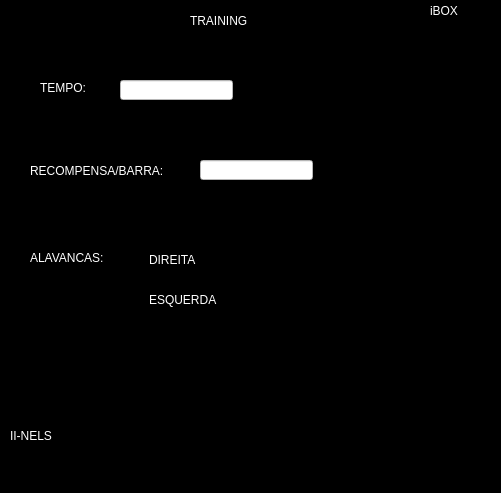
The window that interface PyQT/training.ui (iinels-pes-001/caixa-comportamental-ramon) describes before a commit, drawn with Qt 5.
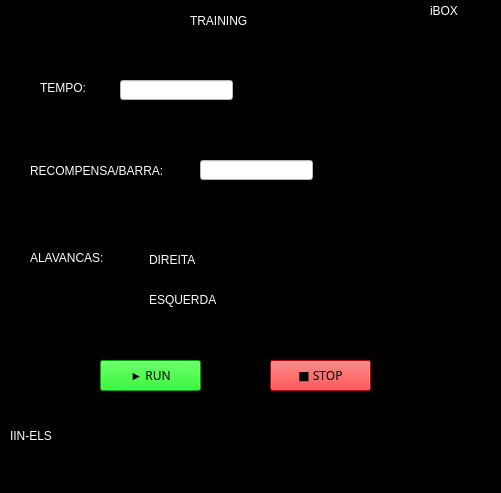
The same window after the commit.

What changed in the file:
```diff
--- a/interface PyQT/training.ui
+++ b/interface PyQT/training.ui
@@ -66,7 +66,7 @@
 color: rgb(255, 255, 255);</string>
     </property>
     <property name="text">
-     <string>II-NELS</string>
+     <string>IIN-ELS</string>
     </property>
    </widget>
    <widget class="QLabel" name="label_2">
@@ -186,6 +186,59 @@
      <string/>
     </property>
    </widget>
+   <widget class="QPushButton" name="routineStartTime">
+    <property name="geometry">
+     <rect>
+      <x>100</x>
+      <y>360</y>
+      <width>101</width>
+      <height>31</height>
+     </rect>
+    </property>
+    <property name="font">
+     <font>
+      <family>Arial Black</family>
+      <pointsize>9</pointsize>
+      <weight>10</weight>
+      <italic>false</italic>
+      <bold>false</bold>
+     </font>
+    </property>
+    <property name="styleSheet">
+     <string notr="true">background-color: rgb(0, 227, 0);
+font: 87 9pt &quot;Arial Black&quot;;
+color: rgb(0, 0, 0);</string>
+    </property>
+    <property name="text">
+     <string>► RUN</string>
+    </property>
+   </widget>
+   <widget class="QPushButton" name="routineStopTime">
+    <property name="geometry">
+     <rect>
+      <x>270</x>
+      <y>360</y>
+      <width>101</width>
+      <height>31</height>
+     </rect>
+    </property>
+    <property name="font">
+     <font>
+      <family>Arial Black</family>
+      <pointsize>9</pointsize>
+      <weight>50</weight>
+      <italic>false</italic>
+      <bold>false</bold>
+     </font>
+    </property>
+    <property name="styleSheet">
+     <string notr="true">background-color: rgb(255, 0, 0);
+color: rgb(0, 0, 0);</string>
+    </property>
+    <property name="text">
+     <string>■ STOP</string>
+    </property>
+   </widget>
   </widget>
   <widget class="QMenuBar" name="menubar">
    <property name="geometry">
```
Left out of the diff: 8 changed lines with no effect on the pictures.
